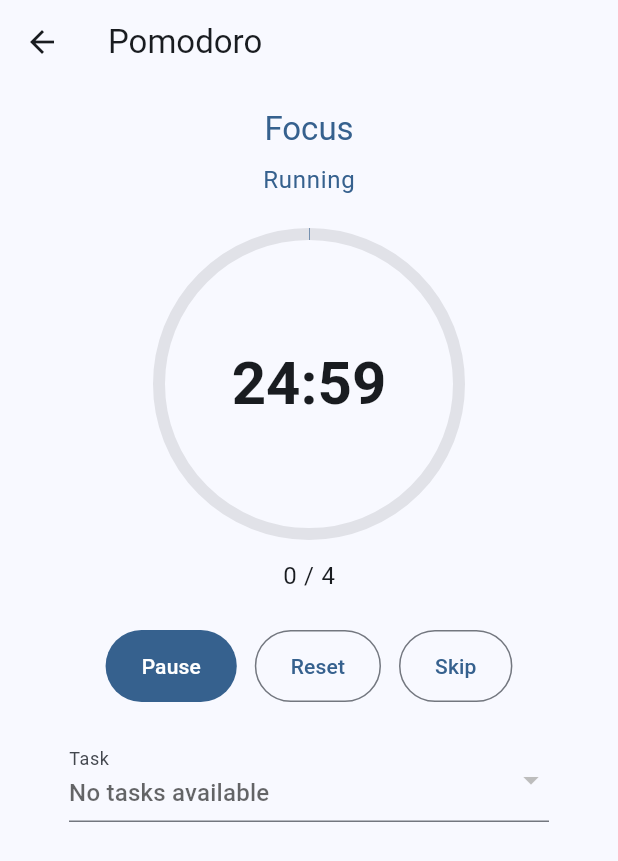
After one commit to NaimJG/focus-flow, a Flutter app: the PomodoroScreen screen opened by its route, after a tap on "Start", on a phone screen of 412 x 824 dp. The commit adds this screen. Shown: the top 861 px of the screen. Run offline on Flutter 3.47's test engine with Material 3 defaults, Android fonts, the phone set to English and light mode, and no system bars; our stand-ins replace isar; accounts and stored records are empty; generated files the repository leaves out were written again.

Commit message:
feat(pomodoro): add timer screen and navigation

```diff
--- a/lib/app/app.dart
+++ b/lib/app/app.dart
@@ -2,8 +2,13 @@ import 'package:flutter/material.dart';
 import 'package:isar/isar.dart';
 import 'package:provider/provider.dart';
 
+import '../features/pomodoro/data/repositories/isar_pomodoro_session_repository.dart';
+import '../features/pomodoro/domain/entities/pomodoro_task_option.dart';
+import '../features/pomodoro/domain/use_cases/save_pomodoro_session_use_case.dart';
+import '../features/pomodoro/presentation/controllers/pomodoro_controller.dart';
 import '../features/todo/data/repositories/isar_category_repository.dart';
 import '../features/todo/data/repositories/isar_task_repository.dart';
+import '../features/todo/domain/entities/task_status.dart';
 import '../features/todo/domain/use_cases/complete_task_use_case.dart';
 import '../features/todo/domain/use_cases/create_category_use_case.dart';
 import '../features/todo/domain/use_cases/create_task_use_case.dart';
@@ -30,8 +35,7 @@ class FocusFlowApp extends StatelessWidget {
     final taskRepository = IsarTaskRepository(isar: isar);
     final categoryRepository = IsarCategoryRepository(isar: isar);
 
-    return ChangeNotifierProvider<TodoController>(
-      create: (_) => TodoController(
+    final todoController = TodoController(
       getAllTasksUseCase: GetAllTasksUseCase(taskRepository: taskRepository),
       getAllCategoriesUseCase: GetAllCategoriesUseCase(
         categoryRepository: categoryRepository,
@@ -39,9 +43,7 @@ class FocusFlowApp extends StatelessWidget {
       createTaskUseCase: CreateTaskUseCase(taskRepository: taskRepository),
       editTaskUseCase: EditTaskUseCase(taskRepository: taskRepository),
       deleteTaskUseCase: DeleteTaskUseCase(taskRepository: taskRepository),
-        completeTaskUseCase: CompleteTaskUseCase(
-          taskRepository: taskRepository,
-        ),
+      completeTaskUseCase: CompleteTaskUseCase(taskRepository: taskRepository),
       reopenTaskUseCase: ReopenTaskUseCase(taskRepository: taskRepository),
       createCategoryUseCase: CreateCategoryUseCase(
         categoryRepository: categoryRepository,
@@ -52,7 +54,31 @@ class FocusFlowApp extends StatelessWidget {
       deleteCategoryUseCase: DeleteCategoryUseCase(
         categoryRepository: categoryRepository,
       ),
-      )..init(),
+    )..init();
+
+    final pomodoroRepository = IsarPomodoroSessionRepository(isar: isar);
+    final saveSessionUseCase = SavePomodoroSessionUseCase(pomodoroRepository);
+
+    final pomodoroController = PomodoroController(
+      saveSessionUseCase: saveSessionUseCase,
+      taskListProvider: () => todoController.allTasks
+          .map(
+            (task) => PomodoroTaskOption(
+              id: task.id,
+              title: task.title,
+              isCompleted: task.status == TaskStatus.completed,
+            ),
+          )
+          .toList(),
+    )..init();
+
+    return MultiProvider(
+      providers: [
+        ChangeNotifierProvider<TodoController>.value(value: todoController),
+        ChangeNotifierProvider<PomodoroController>.value(
+          value: pomodoroController,
+        ),
+      ],
       child: MaterialApp(
         title: 'Focus Flow',
         debugShowCheckedModeBanner: false,
--- a/lib/app/router.dart
+++ b/lib/app/router.dart
@@ -1,5 +1,6 @@
 import 'package:flutter/material.dart';
 
+import '../features/pomodoro/presentation/screens/pomodoro_screen.dart';
 import '../features/todo/domain/entities/task.dart';
 import '../features/todo/presentation/screens/category_manager_screen.dart';
 import '../features/todo/presentation/screens/task_form_screen.dart';
@@ -24,6 +25,9 @@ abstract final class Routes {
 
   /// The category creation screen (opens with input visible).
   static const String categoriesNew = '/todo/categories/new';
+
+  /// The Pomodoro timer screen.
+  static const String pomodoro = '/pomodoro';
 
   /// Returns the concrete edit route path for the given [id].
   ///
@@ -61,6 +65,12 @@ Route<dynamic> onGenerateRoute(RouteSettings settings) {
     case Routes.categories:
       return MaterialPageRoute<void>(
         builder: (_) => const CategoryManagerScreen(),
+        settings: settings,
+      );
+
+    case Routes.pomodoro:
+      return MaterialPageRoute<void>(
+        builder: (_) => const PomodoroScreen(),
         settings: settings,
       );
 
--- /dev/null
+++ b/lib/features/pomodoro/presentation/screens/pomodoro_screen.dart
@@ -0,0 +1,310 @@
+import 'package:flutter/material.dart';
+import 'package:flutter/semantics.dart';
+import 'package:provider/provider.dart';
+
+import '../../domain/entities/timer_mode.dart';
+import '../../domain/entities/timer_status.dart';
+import '../controllers/pomodoro_controller.dart';
+import '../widgets/cycle_progress_indicator.dart';
+import '../widgets/task_selector_widget.dart';
+import '../widgets/timer_controls.dart';
+import '../widgets/timer_display.dart';
+
+/// The primary screen for the Pomodoro timer feature.
+///
+/// Orchestrates layout of the timer display, controls, cycle indicator,
+/// and task selector. Watches the [PomodoroController] for reactive
+/// rebuilds and announces status changes for accessibility.
+class PomodoroScreen extends StatefulWidget {
+  /// Creates a [PomodoroScreen].
+  const PomodoroScreen({super.key});
+
+  @override
+  State<PomodoroScreen> createState() => _PomodoroScreenState();
+}
+
+class _PomodoroScreenState extends State<PomodoroScreen> {
+  TimerStatus? _previousStatus;
+  String? _lastShownError;
+
+  @override
+  void initState() {
+    super.initState();
+    final controller = context.read<PomodoroController>();
+    _previousStatus = controller.status;
+    controller.addListener(_onControllerChanged);
+  }
+
+  @override
+  void dispose() {
+    context.read<PomodoroController>().removeListener(_onControllerChanged);
+    super.dispose();
+  }
+
+  void _onControllerChanged() {
+    if (!mounted) return;
+    final controller = context.read<PomodoroController>();
+
+    // Announce status changes for accessibility.
+    final currentStatus = controller.status;
+    if (currentStatus != _previousStatus) {
+      _previousStatus = currentStatus;
+      _announceStatusChange(controller);
+    }
+
+    // Show SnackBar on new error.
+    final error = controller.errorMessage;
+    if (error != null && error != _lastShownError) {
+      _lastShownError = error;
+      WidgetsBinding.instance.addPostFrameCallback((_) {
+        if (!mounted) return;
+        _showErrorSnackBar(error);
+      });
+    } else if (error == null) {
+      _lastShownError = null;
+    }
+  }
+
+  void _announceStatusChange(PomodoroController controller) {
+    final String announcement;
+    switch (controller.status) {
+      case TimerStatus.idle:
+        announcement = 'Timer ready';
+      case TimerStatus.running:
+        announcement = 'Timer running';
+      case TimerStatus.paused:
+        announcement = 'Timer paused';
+      case TimerStatus.completed:
+        final completedLabel = _modeLabelForCompleted(controller.completedMode);
+        announcement = '$completedLabel finished';
+    }
+    SemanticsService.sendAnnouncement(
+      View.of(context),
+      announcement,
+      TextDirection.ltr,
+    );
+  }
+
+  void _showErrorSnackBar(String message) {
+    ScaffoldMessenger.of(context)
+      ..hideCurrentSnackBar()
+      ..showSnackBar(
+        SnackBar(
+          content: Text(message),
+          action: SnackBarAction(
+            label: 'Retry',
+            onPressed: () {
+              context.read<PomodoroController>().retryPersistence();
+            },
+          ),
+        ),
+      );
+  }
+
+  @override
+  Widget build(BuildContext context) {
+    final controller = context.watch<PomodoroController>();
+    final theme = Theme.of(context);
+
+    if (controller.isLoading) {
+      return Scaffold(
+        appBar: AppBar(title: const Text('Pomodoro')),
+        body: const Center(child: CircularProgressIndicator()),
+      );
+    }
+
+    final status = controller.status;
+    final currentMode = controller.currentMode;
+    final totalDuration = controller.config.durationFor(currentMode);
+    final taskSelectorEnabled =
+        status == TimerStatus.idle || status == TimerStatus.completed;
+
+    return Scaffold(
+      appBar: AppBar(title: const Text('Pomodoro')),
+      body: SafeArea(
+        child: SingleChildScrollView(
+          padding: const EdgeInsets.symmetric(horizontal: 24, vertical: 16),
+          child: Center(
+            child: Column(
+              mainAxisAlignment: MainAxisAlignment.center,
+              children: [
+                // Mode label
+                Text(
+                  _modeLabel(currentMode),
+                  style: theme.textTheme.titleLarge?.copyWith(
+                    color: theme.colorScheme.primary,
+                  ),
+                ),
+                const SizedBox(height: 8),
+
+                // Status text
+                _StatusText(controller: controller),
+                const SizedBox(height: 24),
+
+                // Timer display
+                TimerDisplay(
+                  remainingDuration: controller.remainingDuration,
+                  totalDuration: totalDuration,
+                  status: status,
+                ),
+                const SizedBox(height: 16),
+
+                // Cycle progress indicator
+                CycleProgressIndicator(cycleCount: controller.cycleCount),
+                const SizedBox(height: 24),
+
+                // Timer controls
+                TimerControls(
+                  status: status,
+                  onStart: controller.start,
+                  onPause: controller.pause,
+                  onResume: controller.resume,
+                  onReset: controller.reset,
+                  onSkip: controller.skip,
+                ),
+                const SizedBox(height: 24),
+
+                // Persistent retry affordance
+                if (controller.hasPendingSession)
+                  Padding(
+                    padding: const EdgeInsets.only(bottom: 16),
+                    child: TextButton.icon(
+                      onPressed: controller.retryPersistence,
+                      icon: Icon(
+                        Icons.sync_problem,
+                        color: theme.colorScheme.error,
+                      ),
+                      label: Text(
+                        'Session not saved — tap to retry',
+                        style: TextStyle(color: theme.colorScheme.error),
+                      ),
+                      style: TextButton.styleFrom(
+                        minimumSize: const Size(48, 48),
+                      ),
+                    ),
+                  ),
+
+                // Task selector
+                ConstrainedBox(
+                  constraints: const BoxConstraints(maxWidth: 320),
+                  child: TaskSelectorWidget(
+                    tasks: controller.availableTasks,
+                    selectedTaskId: controller.selectedTaskId,
+                    enabled: taskSelectorEnabled,
+                    onChanged: (record) {
+                      controller.selectTask(record.$1, record.$2);
+                    },
+                  ),
+                ),
+              ],
+            ),
+          ),
+        ),
+      ),
+    );
+  }
+
+  String _modeLabel(TimerMode mode) {
+    switch (mode) {
+      case TimerMode.focus:
+        return 'Focus';
+      case TimerMode.shortBreak:
+        return 'Short Break';
+      case TimerMode.longBreak:
+        return 'Long Break';
+    }
+  }
+
+  String _modeLabelForCompleted(TimerMode? mode) {
+    if (mode == null) return 'Session';
+    switch (mode) {
+      case TimerMode.focus:
+        return 'Focus session';
+      case TimerMode.shortBreak:
+        return 'Short break';
+      case TimerMode.longBreak:
+        return 'Long break';
+    }
+  }
+}
+
+/// Displays a contextual status label depending on the current timer state.
+class _StatusText extends StatelessWidget {
+  const _StatusText({required this.controller});
+
+  final PomodoroController controller;
+
+  @override
+  Widget build(BuildContext context) {
+    final theme = Theme.of(context);
+    final status = controller.status;
+
+    switch (status) {
+      case TimerStatus.idle:
+        return Text(
+          'Ready',
+          style: theme.textTheme.bodyLarge?.copyWith(
+            color: theme.colorScheme.onSurfaceVariant,
+          ),
+        );
+      case TimerStatus.running:
+        return Text(
+          'Running',
+          style: theme.textTheme.bodyLarge?.copyWith(
+            color: theme.colorScheme.primary,
+          ),
+        );
+      case TimerStatus.paused:
+        return Text(
+          'Paused',
+          style: theme.textTheme.bodyLarge?.copyWith(
+            color: theme.colorScheme.tertiary,
+          ),
+        );
+      case TimerStatus.completed:
+        final completedMode = controller.completedMode;
+        final currentMode = controller.currentMode;
+        return Column(
+          children: [
+            Text(
+              _completedMessage(completedMode),
+              style: theme.textTheme.bodyLarge?.copyWith(
+                color: theme.colorScheme.onSurface,
+                fontWeight: FontWeight.bold,
+              ),
+            ),
+            const SizedBox(height: 4),
+            Text(
+              _nextReadyMessage(currentMode),
+              style: theme.textTheme.bodyMedium?.copyWith(
+                color: theme.colorScheme.onSurfaceVariant,
+              ),
+            ),
+          ],
+        );
+    }
+  }
+
+  String _completedMessage(TimerMode? mode) {
+    if (mode == null) return 'Session finished';
+    switch (mode) {
+      case TimerMode.focus:
+        return 'Focus session finished';
+      case TimerMode.shortBreak:
+        return 'Short break finished';
+      case TimerMode.longBreak:
+        return 'Long break finished';
+    }
+  }
+
+  String _nextReadyMessage(TimerMode mode) {
+    switch (mode) {
+      case TimerMode.focus:
+        return 'Focus ready';
+      case TimerMode.shortBreak:
+        return 'Short break ready';
+      case TimerMode.longBreak:
+        return 'Long break ready';
+    }
+  }
+}
```
Also changed, not shown: .kiro/specs/pomodoro/tasks.meta.json, 1 other file. Lines whose indentation alone changed are shown as unchanged.
